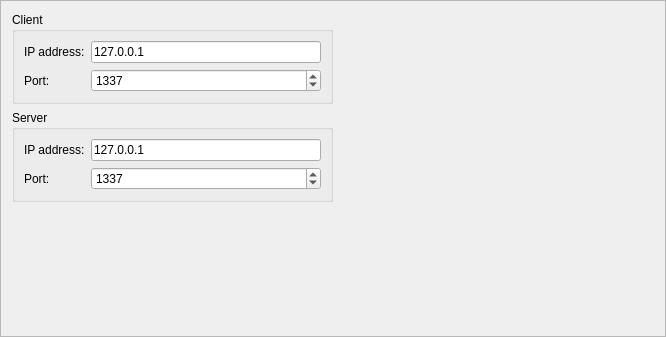
Before: the Qt Designer form src/urh/plugins/NetworkSDRInterface/settings.ui in jopohl/urh, drawn with Qt 5.
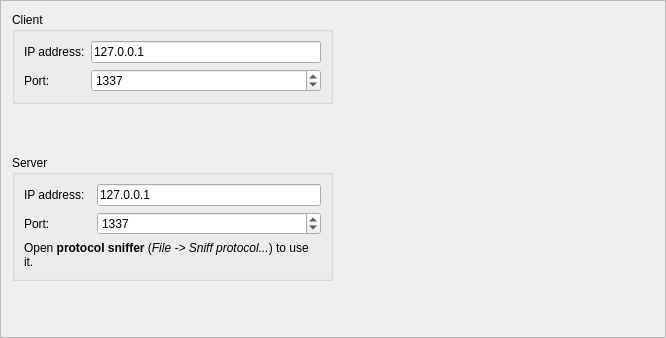
After: the same form once the commit is applied.

Commit message: Show Network SDR Plugin in GUI + Tip for Protocol Sniffer

Diff of the .ui file:
```diff
--- a/src/urh/plugins/NetworkSDRInterface/settings.ui
+++ b/src/urh/plugins/NetworkSDRInterface/settings.ui
@@ -7,7 +7,7 @@
     <x>0</x>
     <y>0</y>
     <width>666</width>
-    <height>337</height>
+    <height>338</height>
    </rect>
   </property>
   <property name="windowTitle">
@@ -68,8 +68,27 @@
        </layout>
       </widget>
      </item>
+     <item>
+      <spacer name="verticalSpacer_2">
+       <property name="orientation">
+        <enum>Qt::Vertical</enum>
+       </property>
+       <property name="sizeHint" stdset="0">
+        <size>
+         <width>20</width>
+         <height>40</height>
+        </size>
+       </property>
+      </spacer>
+     </item>
      <item>
       <widget class="QGroupBox" name="groupBoxServer">
+       <property name="sizePolicy">
+        <sizepolicy hsizetype="Preferred" vsizetype="Expanding">
+         <horstretch>0</horstretch>
+         <verstretch>0</verstretch>
+        </sizepolicy>
+       </property>
        <property name="title">
         <string>Server</string>
        </property>
@@ -81,7 +100,7 @@
           </property>
          </widget>
         </item>
-        <item row="0" column="1">
+        <item row="0" column="2">
          <widget class="QLineEdit" name="lineEditServerIP">
           <property name="toolTip">
            <string>&lt;html&gt;&lt;head/&gt;&lt;body&gt;&lt;p&gt;This is the IP address for TCP server of URH. Your TCP client can connect to this address, after starting &lt;span style=&quot; font-weight:600;&quot;&gt;receiving&lt;/span&gt;.&lt;/p&gt;&lt;/body&gt;&lt;/html&gt;</string>
@@ -98,7 +117,7 @@
           </property>
          </widget>
         </item>
-        <item row="1" column="1">
+        <item row="1" column="2">
          <widget class="QSpinBox" name="spinBoxServerPort">
           <property name="toolTip">
            <string>&lt;html&gt;&lt;head/&gt;&lt;body&gt;&lt;p&gt;This is the IP port for TCP server of URH. Your TCP client can connect to this address, after starting &lt;span style=&quot; font-weight:600;&quot;&gt;receiving&lt;/span&gt;.&lt;/p&gt;&lt;/body&gt;&lt;/html&gt;</string>
@@ -111,6 +130,16 @@
           </property>
          </widget>
         </item>
+        <item row="2" column="0" colspan="3">
+         <widget class="QLabel" name="lOpenProtoSniffer">
+          <property name="text">
+           <string>&lt;html&gt;&lt;head/&gt;&lt;body&gt;&lt;p&gt;Open &lt;span style=&quot; font-weight:600;&quot;&gt;protocol sniffer&lt;/span&gt; (&lt;span style=&quot; font-style:italic;&quot;&gt;File -&amp;gt; Sniff protocol...&lt;/span&gt;) to use it.&lt;/p&gt;&lt;/body&gt;&lt;/html&gt;</string>
+          </property>
+          <property name="wordWrap">
+           <bool>true</bool>
+          </property>
+         </widget>
+        </item>
        </layout>
       </widget>
      </item>
```
Left out of the diff: 46 changed lines with no effect on the pictures. The commit also changes 9 other files.
